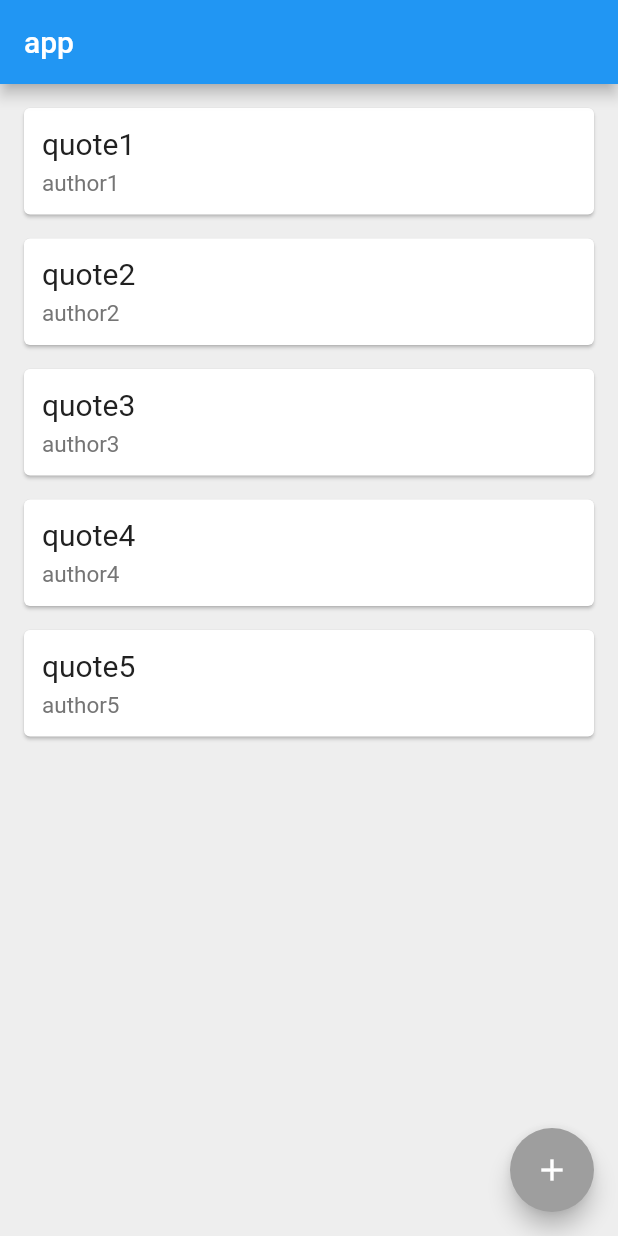
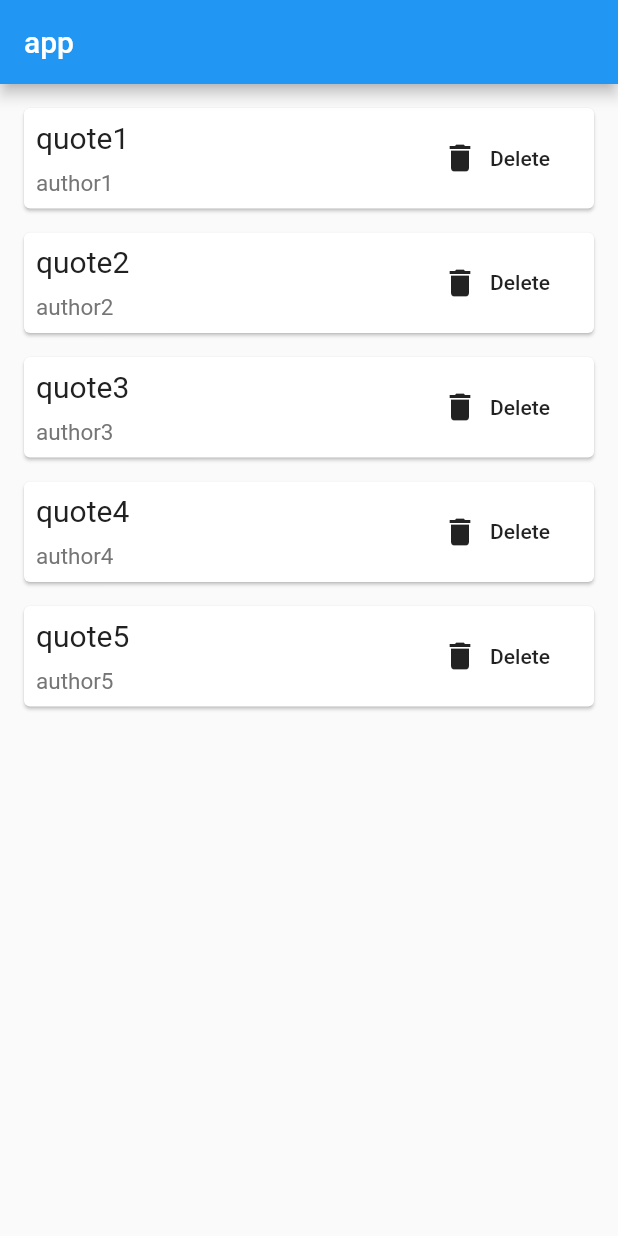
Before and after one commit to GGGuang12138/FlutterLearning, a Flutter app: the screen it shows after launch, on a phone screen of 412 x 824 dp. Run offline on Flutter 3.47's test engine with Material 2 defaults, Android fonts, the phone set to English and light mode, and no system bars.

Commit message:
实现卡片删除功能

```diff
--- a/lib/main.dart
+++ b/lib/main.dart
@@ -34,23 +34,17 @@ class _HomeState extends State<Home> {
   @override
   Widget build(BuildContext context) {
     return Scaffold(
-      backgroundColor: Colors.grey[200],
-      floatingActionButton: FloatingActionButton(
-        onPressed: () {
-          setState(() {
-            //刷新界面
-          });
-        },
-        child: Icon(Icons.add),
-        backgroundColor: Colors.grey[500],
-      ),
       appBar: AppBar(
         title: Text("app"),
       ),
       body: Container(
         child: Column(
         children: quotes.map((quote){
-          return QuoteCard(quot: quote);
+          return QuoteCard(quot: quote,delete: (){
+            setState(() {
+              quotes.remove(quote);
+            });
+          },);
         }).toList(),
     ),
       ),
--- a/lib/widget/QuoteCard.dart
+++ b/lib/widget/QuoteCard.dart
@@ -3,40 +3,46 @@ import 'package:flutter/widgets.dart';
 import 'package:hello_world2/model/Quote.dart';
 
 class QuoteCard extends StatelessWidget {
-  const QuoteCard({
-    Key key,
-    @required this.quot,
-  }) : super(key: key);
-
+  const QuoteCard({this.quot, this.delete});
   final Quote quot;
+  final Function delete;
 
   @override
   Widget build(BuildContext context) {
     return Card(
       margin: EdgeInsets.fromLTRB(16, 16, 16, 0),
-      child: Container(
-        padding: EdgeInsets.all(12),
+      child: Row(
+        mainAxisAlignment: MainAxisAlignment.spaceAround,
+        crossAxisAlignment: CrossAxisAlignment.center,
+        children: <Widget>[
+          Expanded(
+            flex: 2,
+            child: Padding(
+              padding: const EdgeInsets.all(8.0),
               child: Column(
                 crossAxisAlignment: CrossAxisAlignment.stretch,
                 children: <Widget>[
-            Text(
-              quot.text,
-              style:TextStyle(
-                fontSize:20,
-                color:Colors.grey[900]
-              )
-            ),
-            SizedBox(height:6.0),
+                  Text(quot.text,
+                      style: TextStyle(fontSize: 20, color: Colors.grey[900])),
+                  SizedBox(height: 10.0),
                   Text(
                     quot.author,
-              style: TextStyle(
-                fontSize: 15,
-                color: Colors.grey[600]
-              ),
+                    style: TextStyle(fontSize: 15, color: Colors.grey[600]),
                   )
                 ],
               ),
             ),
+          ),
+
+          Expanded(
+            flex: 1,
+            child: FlatButton.icon(
+                onPressed: delete,
+                icon: Icon(Icons.delete),
+                label: Text('Delete')),
+          ),
+        ],
+      ),
     );
   }
 }
```
Lines whose indentation alone changed are shown as unchanged.
